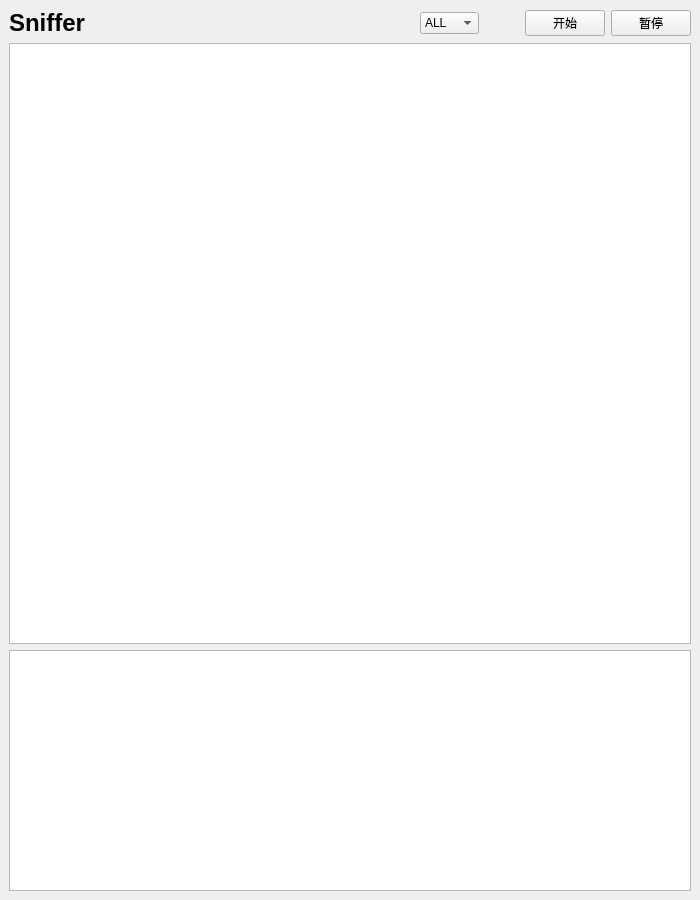
The window that Sniffer/mainwindow.ui (Paraworker/Sniffer) describes before a commit, drawn with Qt 5.
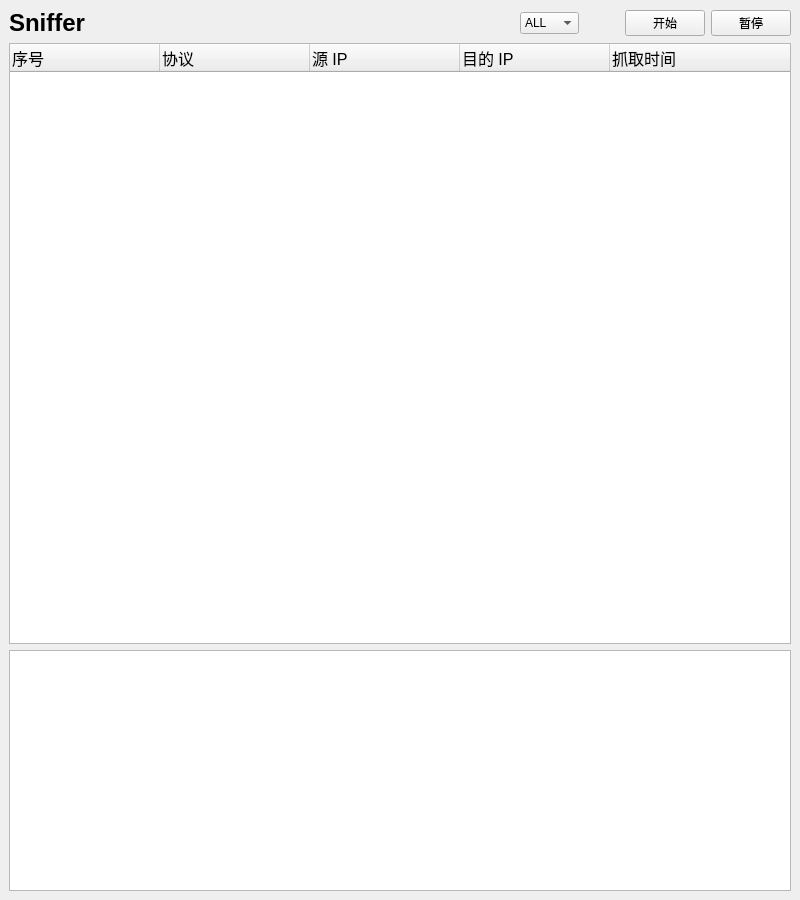
The same window after the commit.

Commit message: Use tableWidget to show the packet list

```diff
--- a/Sniffer/mainwindow.ui
+++ b/Sniffer/mainwindow.ui
@@ -6,13 +6,13 @@
    <rect>
     <x>0</x>
     <y>0</y>
-    <width>700</width>
+    <width>800</width>
     <height>900</height>
    </rect>
   </property>
   <property name="minimumSize">
    <size>
-    <width>700</width>
+    <width>800</width>
     <height>900</height>
    </size>
   </property>
@@ -118,12 +118,76 @@
        </layout>
       </item>
       <item>
-       <widget class="QListWidget" name="listWidget_list">
+       <widget class="QTableWidget" name="tableWidget_list">
         <property name="font">
          <font>
-          <pointsize>14</pointsize>
+          <pointsize>12</pointsize>
          </font>
         </property>
+        <property name="editTriggers">
+         <set>QAbstractItemView::NoEditTriggers</set>
+        </property>
+        <property name="selectionMode">
+         <enum>QAbstractItemView::SingleSelection</enum>
+        </property>
+        <property name="selectionBehavior">
+         <enum>QAbstractItemView::SelectRows</enum>
+        </property>
+        <attribute name="horizontalHeaderMinimumSectionSize">
+         <number>75</number>
+        </attribute>
+        <attribute name="horizontalHeaderDefaultSectionSize">
+         <number>150</number>
+        </attribute>
+        <attribute name="horizontalHeaderHighlightSections">
+         <bool>false</bool>
+        </attribute>
+        <attribute name="horizontalHeaderStretchLastSection">
+         <bool>true</bool>
+        </attribute>
+        <attribute name="verticalHeaderVisible">
+         <bool>false</bool>
+        </attribute>
+        <column>
+         <property name="text">
+          <string>序号</string>
+         </property>
+         <property name="textAlignment">
+          <set>AlignLeading|AlignVCenter</set>
+         </property>
+        </column>
+        <column>
+         <property name="text">
+          <string>协议</string>
+         </property>
+         <property name="textAlignment">
+          <set>AlignLeading|AlignVCenter</set>
+         </property>
+        </column>
+        <column>
+         <property name="text">
+          <string>源 IP</string>
+         </property>
+         <property name="textAlignment">
+          <set>AlignLeading|AlignVCenter</set>
+         </property>
+        </column>
+        <column>
+         <property name="text">
+          <string>目的 IP</string>
+         </property>
+         <property name="textAlignment">
+          <set>AlignLeading|AlignVCenter</set>
+         </property>
+        </column>
+        <column>
+         <property name="text">
+          <string>抓取时间</string>
+         </property>
+         <property name="textAlignment">
+          <set>AlignLeading|AlignVCenter</set>
+         </property>
+        </column>
        </widget>
       </item>
       <item>
```
The commit also changes 5 other files.
